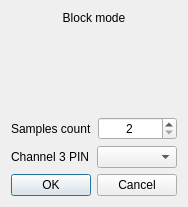
This is blockdialog.ui in Melomanstd/daq_gui as Qt 5 draws it before an edit. The edited form follows.
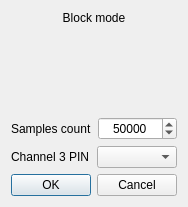
This is the edited form. Icons and pictures are not drawn.

Patch:
```diff
--- a/blockdialog.ui
+++ b/blockdialog.ui
@@ -84,6 +84,9 @@
        <property name="maximum">
         <number>16777214</number>
        </property>
+       <property name="value">
+        <number>50000</number>
+       </property>
       </widget>
      </item>
     </layout>
```
